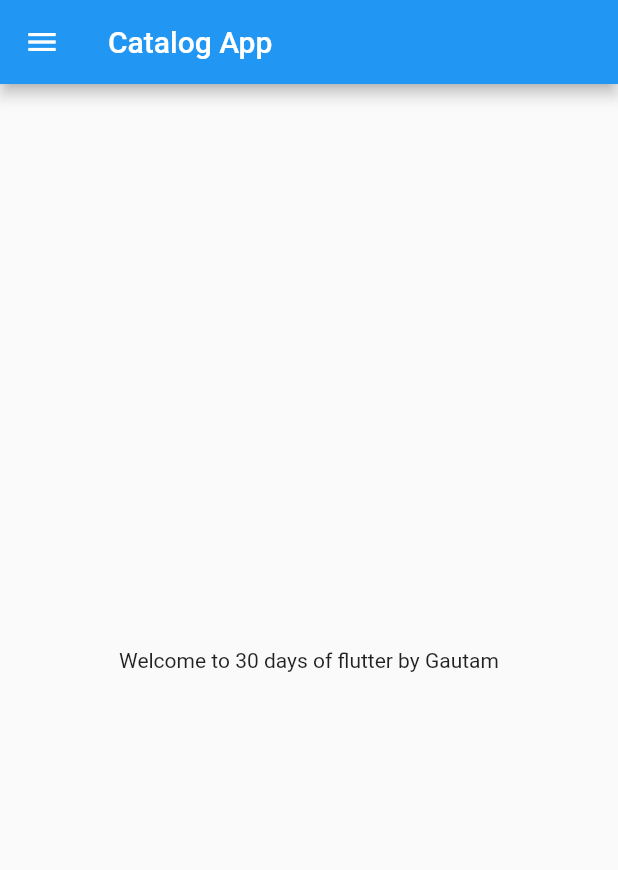
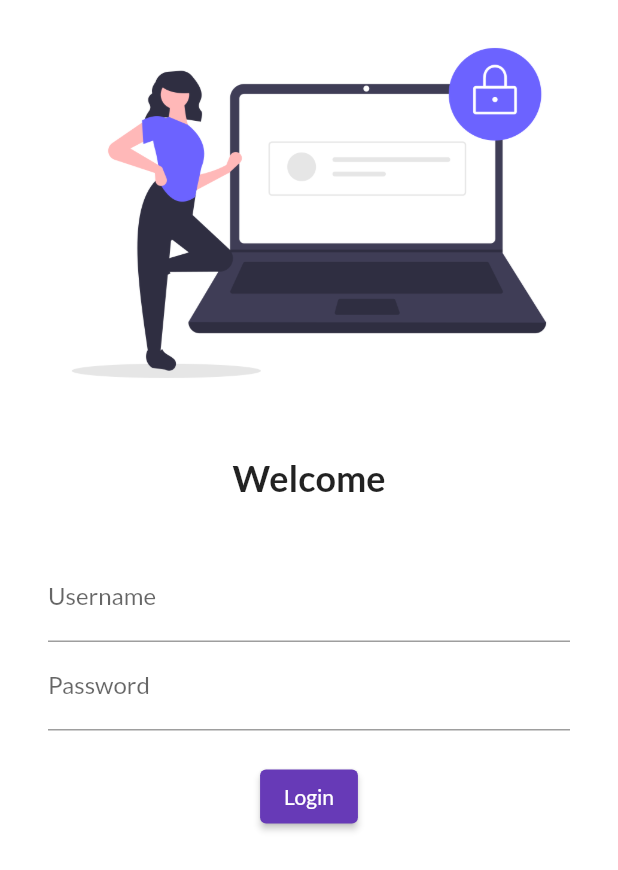
Before and after one commit to GautamBharte/flutter_Ecom, a Flutter app: the screen it shows after launch, on a phone screen of 412 x 824 dp. Shown: the top 870 px of the screen. Run offline on Flutter 3.47's test engine with Material 2 defaults, Android fonts, the phone set to English and light mode, and no system bars; our stand-ins replace google_fonts.

Commit message:
Day 4 Completed

```diff
--- a/lib/main.dart
+++ b/lib/main.dart
@@ -1,5 +1,7 @@
 import 'package:flutter/material.dart';
-import 'package:flutter_catalog/home_page.dart';
+import 'package:flutter_catalog/pages/home_page.dart';
+import 'package:flutter_catalog/pages/login_page.dart';
+import 'package:google_fonts/google_fonts.dart';
 
 void main() {
   runApp(MyApp());
@@ -11,7 +13,21 @@ class MyApp extends StatelessWidget {
   @override
   Widget build(BuildContext context) {
     return MaterialApp(
-      home: HomePage(),
+      // home: HomePage(),
+      themeMode: ThemeMode.light,
+      theme: ThemeData(
+        primarySwatch: Colors.deepPurple,
+        fontFamily: GoogleFonts.lato().fontFamily,
+      ),
+      darkTheme: ThemeData(
+        brightness: Brightness.dark,
+      ),
+      initialRoute: "/login",
+      routes: {
+        "/": (context) => LoginPage(),
+        "/home": (context) => HomePage(),
+        "/login": (context) => LoginPage()
+      },
     );
   }
 }
--- a/lib/home_page.dart
+++ b/lib/pages/home_page.dart
@@ -2,9 +2,7 @@ import 'package:flutter/material.dart';
 
 class HomePage extends StatelessWidget {
   int days = 30;
-  String name = "Gautam";
-  bool isMale = true;
-
+  String name = "Gautam Bharte";
   @override
   Widget build(BuildContext context) {
     return Scaffold(
--- /dev/null
+++ b/lib/pages/login_page.dart
@@ -0,0 +1,53 @@
+import 'package:flutter/material.dart';
+
+class LoginPage extends StatelessWidget {
+  @override
+  Widget build(BuildContext context) {
+    return Material(
+        color: Colors.white,
+        child: Column(
+          children: [
+            Image.asset(
+              "assets/images/login_image.png",
+              fit: BoxFit.cover,
+            ),
+            SizedBox(
+              height: 20.0,
+            ),
+            Text(
+              "Welcome",
+              style: TextStyle(fontSize: 24, fontWeight: FontWeight.bold),
+            ),
+            SizedBox(
+              height: 20.0,
+            ),
+            Padding(
+                padding: const EdgeInsets.symmetric(
+                    vertical: 16.0, horizontal: 32.0),
+                child: Column(
+                  children: [
+                    TextFormField(
+                      decoration: InputDecoration(
+                          hintText: "Enter UserName", labelText: "Username"),
+                    ),
+                    TextFormField(
+                      obscureText: true,
+                      decoration: InputDecoration(
+                          hintText: "Enter Password", labelText: "Password"),
+                    ),
+                    SizedBox(
+                      height: 20.0,
+                    ),
+                    ElevatedButton(
+                      child: Text("Login"),
+                      style: TextButton.styleFrom(),
+                      onPressed: () {
+                        print("Hi Codeput");
+                      },
+                    ),
+                  ],
+                ))
+          ],
+        ));
+  }
+}
--- a/pubspec.yaml
+++ b/pubspec.yaml
@@ -36,6 +36,7 @@ dependencies:
   # The following adds the Cupertino Icons font to your application.
   # Use with the CupertinoIcons class for iOS style icons.
   cupertino_icons: ^1.0.2
+  google_fonts: ^3.0.1
 
 dev_dependencies:
   flutter_test:
@@ -60,8 +61,8 @@ flutter:
   uses-material-design: true
 
   # To add assets to your application, add an assets section, like this:
-  # assets:
-  #   - images/a_dot_burr.jpeg
+  assets:
+    - assets/images/
   #   - images/a_dot_ham.jpeg
 
   # An image asset can refer to one or more resolution-specific "variants", see
```
Also changed, not shown: assets/images/login_image.png (added), pubspec.lock, 1 other file.
